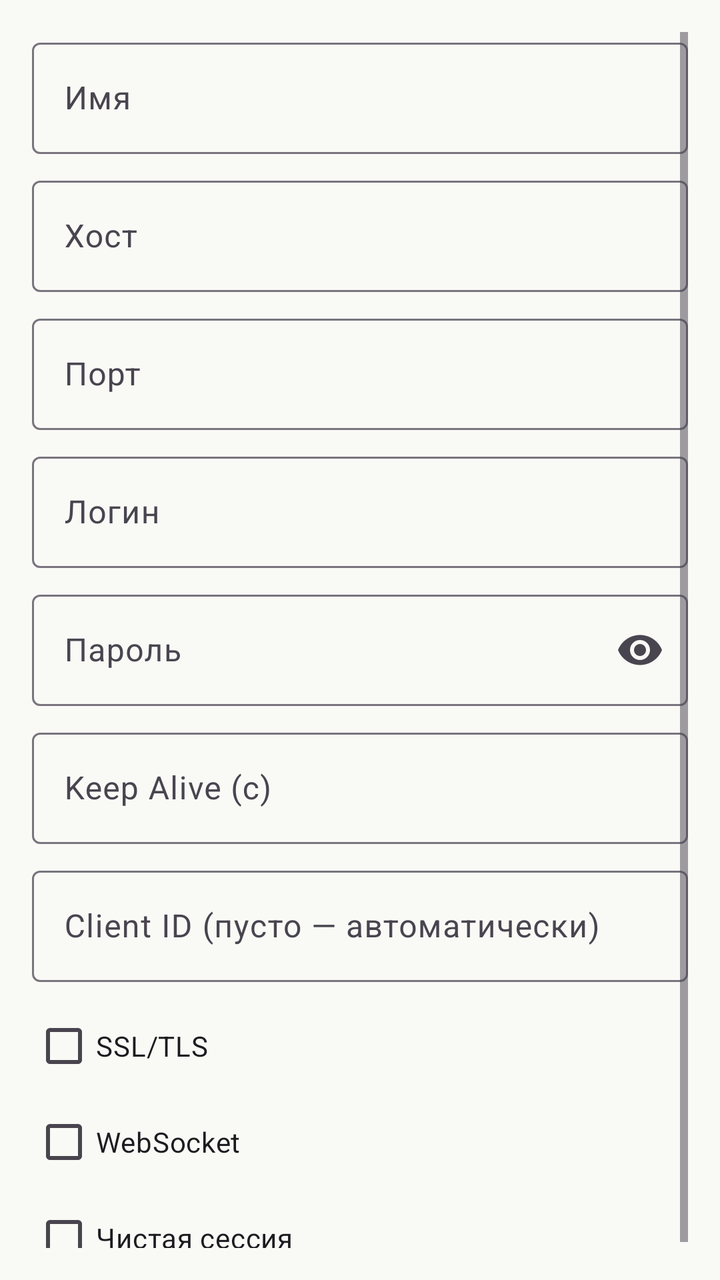
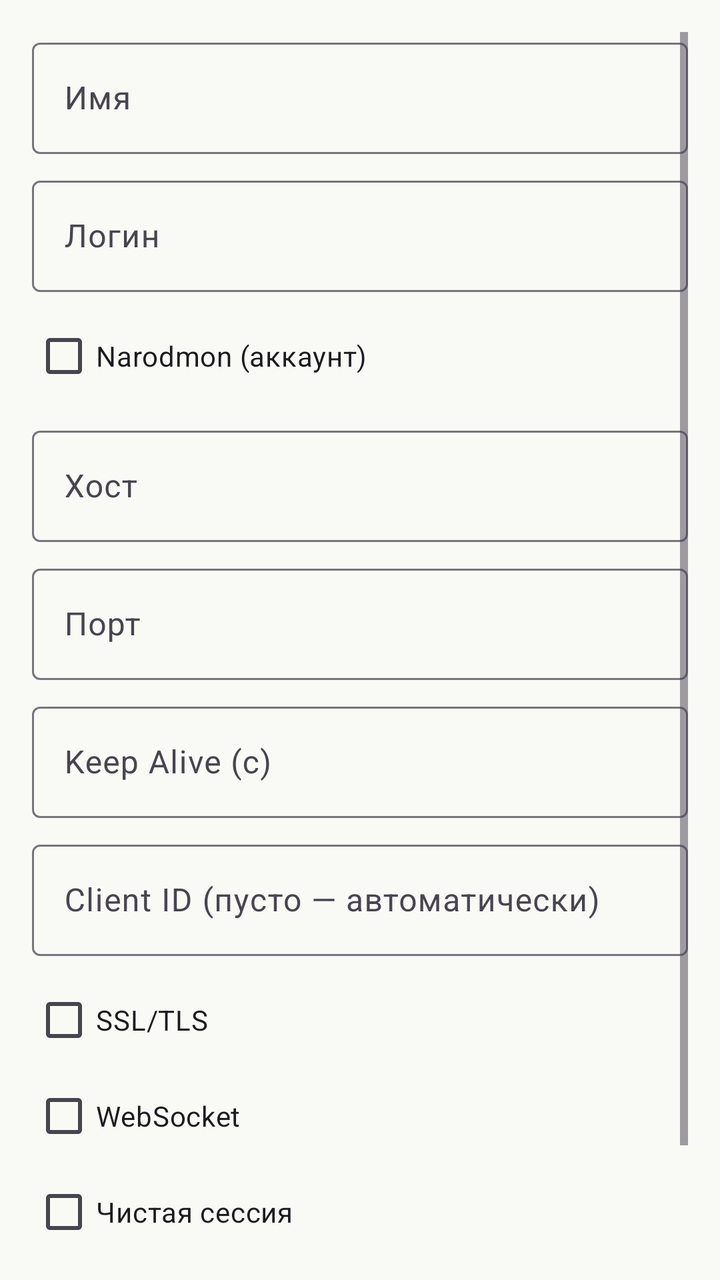

Before-and-after screenshots of an Android layout around one commit, followed by the original layout XML and the change that was made.
<!-- AndroidManifest.xml: application theme Theme.MQTTPanel -->
<!-- res/layout/dialog_connection.xml -->
<?xml version="1.0" encoding="utf-8"?>
<ScrollView xmlns:android="http://schemas.android.com/apk/res/android"
    xmlns:app="http://schemas.android.com/apk/res-auto"
    android:layout_width="match_parent"
    android:layout_height="wrap_content"
    android:padding="16dp">

    <LinearLayout
        android:layout_width="match_parent"
        android:layout_height="wrap_content"
        android:orientation="vertical">

        <com.google.android.material.textfield.TextInputLayout
            android:layout_width="match_parent"
            android:layout_height="wrap_content"
            android:hint="@string/connection_name">

            <com.google.android.material.textfield.TextInputEditText
                android:id="@+id/et_name"
                android:layout_width="match_parent"
                android:layout_height="wrap_content"
                android:inputType="text" />

        </com.google.android.material.textfield.TextInputLayout>

        <com.google.android.material.textfield.TextInputLayout
            android:layout_width="match_parent"
            android:layout_height="wrap_content"
            android:layout_marginTop="8dp"
            android:hint="@string/host">

            <com.google.android.material.textfield.TextInputEditText
                android:id="@+id/et_host"
                android:layout_width="match_parent"
                android:layout_height="wrap_content"
                android:inputType="text" />

        </com.google.android.material.textfield.TextInputLayout>

        <com.google.android.material.textfield.TextInputLayout
            android:layout_width="match_parent"
            android:layout_height="wrap_content"
            android:layout_marginTop="8dp"
            android:hint="@string/port">

            <com.google.android.material.textfield.TextInputEditText
                android:id="@+id/et_port"
                android:layout_width="match_parent"
                android:layout_height="wrap_content"
                android:inputType="number" />

        </com.google.android.material.textfield.TextInputLayout>

        <com.google.android.material.textfield.TextInputLayout
            android:layout_width="match_parent"
            android:layout_height="wrap_content"
            android:layout_marginTop="8dp"
            android:hint="@string/username">

            <com.google.android.material.textfield.TextInputEditText
                android:id="@+id/et_username"
                android:layout_width="match_parent"
                android:layout_height="wrap_content"
                android:inputType="text" />

        </com.google.android.material.textfield.TextInputLayout>

        <com.google.android.material.textfield.TextInputLayout
            android:layout_width="match_parent"
            android:layout_height="wrap_content"
            android:layout_marginTop="8dp"
            android:hint="@string/password"
            app:endIconMode="password_toggle">

            <com.google.android.material.textfield.TextInputEditText
                android:id="@+id/et_password"
                android:layout_width="match_parent"
                android:layout_height="wrap_content"
                android:inputType="textPassword" />

        </com.google.android.material.textfield.TextInputLayout>

        <com.google.android.material.textfield.TextInputLayout
            android:layout_width="match_parent"
            android:layout_height="wrap_content"
            android:layout_marginTop="8dp"
            android:hint="@string/keep_alive">

            <com.google.android.material.textfield.TextInputEditText
                android:id="@+id/et_keepalive"
                android:layout_width="match_parent"
                android:layout_height="wrap_content"
                android:inputType="number" />

        </com.google.android.material.textfield.TextInputLayout>

        <com.google.android.material.textfield.TextInputLayout
            android:layout_width="match_parent"
            android:layout_height="wrap_content"
            android:layout_marginTop="8dp"
            android:hint="@string/field_client_id">

            <com.google.android.material.textfield.TextInputEditText
                android:id="@+id/et_client_id"
                android:layout_width="match_parent"
                android:layout_height="wrap_content"
                android:inputType="text" />

        </com.google.android.material.textfield.TextInputLayout>

        <com.google.android.material.checkbox.MaterialCheckBox
            android:id="@+id/cb_ssl"
            android:layout_width="match_parent"
            android:layout_height="wrap_content"
            android:layout_marginTop="8dp"
            android:text="@string/ssl" />

        <com.google.android.material.checkbox.MaterialCheckBox
            android:id="@+id/cb_websocket"
            android:layout_width="match_parent"
            android:layout_height="wrap_content"
            android:text="@string/websocket" />

        <com.google.android.material.checkbox.MaterialCheckBox
            android:id="@+id/cb_clean"
            android:layout_width="match_parent"
            android:layout_height="wrap_content"
            android:text="@string/clean_session" />

    </LinearLayout>

</ScrollView>
<!-- resources referenced by this layout -->
<resources>
  <string name="clean_session">Чистая сессия</string>
  <string name="connection_name">Имя</string>
  <string name="field_client_id">Client ID (пусто — автоматически)</string>
  <string name="host">Хост</string>
  <string name="keep_alive">Keep Alive (с)</string>
  <string name="password">Пароль</string>
  <string name="port">Порт</string>
  <string name="ssl">SSL/TLS</string>
  <string name="username">Логин</string>
  <string name="websocket">WebSocket</string>
  <style name="Theme.MQTTPanel" parent="Theme.Material3.Light.NoActionBar">
          <item name="colorPrimary">@color/md_theme_primary</item>
          <item name="colorOnPrimary">@color/md_theme_onPrimary</item>
          <item name="colorPrimaryContainer">@color/md_theme_primaryContainer</item>
          <item name="colorSecondary">@color/md_theme_secondary</item>
          <item name="colorOnSecondary">@color/md_theme_onSecondary</item>
          <item name="colorSecondaryContainer">@color/md_theme_secondaryContainer</item>
          <item name="android:colorBackground">@color/md_theme_surface</item>
          <item name="colorSurface">@color/md_theme_surface</item>
          <item name="colorOnSurface">@color/md_theme_onSurface</item>
          <item name="colorError">@color/md_theme_error</item>
          <item name="android:statusBarColor">?attr/colorPrimaryContainer</item>
      </style>
  <color name="md_theme_primary">#386A36</color>
  <color name="md_theme_onPrimary">#FFFFFF</color>
  <color name="md_theme_primaryContainer">#B9F3B2</color>
  <color name="md_theme_secondary">#54634F</color>
  <color name="md_theme_onSecondary">#FFFFFF</color>
  <color name="md_theme_secondaryContainer">#D7E8CF</color>
  <color name="md_theme_surface">#F9FAF6</color>
  <color name="md_theme_onSurface">#191C1A</color>
  <color name="md_theme_error">#BA1A1A</color>
</resources>

<!-- the commit's change to res/layout/dialog_connection.xml (unified diff, before → after) -->
@@ -27,34 +27,6 @@
             android:layout_width="match_parent"
             android:layout_height="wrap_content"
             android:layout_marginTop="8dp"
-            android:hint="@string/host">
-
-            <com.google.android.material.textfield.TextInputEditText
-                android:id="@+id/et_host"
-                android:layout_width="match_parent"
-                android:layout_height="wrap_content"
-                android:inputType="text" />
-
-        </com.google.android.material.textfield.TextInputLayout>
-
-        <com.google.android.material.textfield.TextInputLayout
-            android:layout_width="match_parent"
-            android:layout_height="wrap_content"
-            android:layout_marginTop="8dp"
-            android:hint="@string/port">
-
-            <com.google.android.material.textfield.TextInputEditText
-                android:id="@+id/et_port"
-                android:layout_width="match_parent"
-                android:layout_height="wrap_content"
-                android:inputType="number" />
-
-        </com.google.android.material.textfield.TextInputLayout>
-
-        <com.google.android.material.textfield.TextInputLayout
-            android:layout_width="match_parent"
-            android:layout_height="wrap_content"
-            android:layout_marginTop="8dp"
             android:hint="@string/username">
 
             <com.google.android.material.textfield.TextInputEditText
@@ -64,6 +36,98 @@
                 android:inputType="text" />
 
         </com.google.android.material.textfield.TextInputLayout>
+
+        
+        <com.google.android.material.checkbox.MaterialCheckBox
+            android:id="@+id/cb_narodmon"
+            android:layout_width="match_parent"
+            android:layout_height="wrap_content"
+            android:layout_marginTop="8dp"
+            android:text="@string/narodmon_account" />
+
+        
+        <LinearLayout
+            android:id="@+id/layout_mqtt"
+            android:layout_width="match_parent"
+            android:layout_height="wrap_content"
+            android:orientation="vertical">
+
+            <com.google.android.material.textfield.TextInputLayout
+                android:layout_width="match_parent"
+                android:layout_height="wrap_content"
+                android:layout_marginTop="8dp"
+                android:hint="@string/host">
+
+                <com.google.android.material.textfield.TextInputEditText
+                    android:id="@+id/et_host"
+                    android:layout_width="match_parent"
+                    android:layout_height="wrap_content"
+                    android:inputType="text" />
+
+            </com.google.android.material.textfield.TextInputLayout>
+
+            <com.google.android.material.textfield.TextInputLayout
+                android:layout_width="match_parent"
+                android:layout_height="wrap_content"
+                android:layout_marginTop="8dp"
+                android:hint="@string/port">
+
+                <com.google.android.material.textfield.TextInputEditText
+                    android:id="@+id/et_port"
+                    android:layout_width="match_parent"
+                    android:layout_height="wrap_content"
+                    android:inputType="number" />
+
+            </com.google.android.material.textfield.TextInputLayout>
+
+            <com.google.android.material.textfield.TextInputLayout
+                android:layout_width="match_parent"
+                android:layout_height="wrap_content"
+                android:layout_marginTop="8dp"
+                android:hint="@string/keep_alive">
+
+                <com.google.android.material.textfield.TextInputEditText
+                    android:id="@+id/et_keepalive"
+                    android:layout_width="match_parent"
+                    android:layout_height="wrap_content"
+                    android:inputType="number" />
+
+            </com.google.android.material.textfield.TextInputLayout>
+
+            <com.google.android.material.textfield.TextInputLayout
+                android:layout_width="match_parent"
+                android:layout_height="wrap_content"
+                android:layout_marginTop="8dp"
+                android:hint="@string/field_client_id">
+
+                <com.google.android.material.textfield.TextInputEditText
+                    android:id="@+id/et_client_id"
+                    android:layout_width="match_parent"
+                    android:layout_height="wrap_content"
+                    android:inputType="text" />
+
+            </com.google.android.material.textfield.TextInputLayout>
+
+            <com.google.android.material.checkbox.MaterialCheckBox
+                android:id="@+id/cb_ssl"
+                android:layout_width="match_parent"
+                android:layout_height="wrap_content"
+                android:layout_marginTop="8dp"
+                android:text="@string/ssl" />
+
+            <com.google.android.material.checkbox.MaterialCheckBox
+                android:id="@+id/cb_websocket"
+                android:layout_width="match_parent"
+                android:layout_height="wrap_content"
+                android:text="@string/websocket" />
+
+            <com.google.android.material.checkbox.MaterialCheckBox
+                android:id="@+id/cb_clean"
+                android:layout_width="match_parent"
+                android:layout_height="wrap_content"
+                android:text="@string/clean_session" />
+
+        </LinearLayout>
 
         <com.google.android.material.textfield.TextInputLayout
             android:layout_width="match_parent"
@@ -80,53 +144,6 @@
 
         </com.google.android.material.textfield.TextInputLayout>
 
-        <com.google.android.material.textfield.TextInputLayout
-            android:layout_width="match_parent"
-            android:layout_height="wrap_content"
-            android:layout_marginTop="8dp"
-            android:hint="@string/keep_alive">
-
-            <com.google.android.material.textfield.TextInputEditText
-                android:id="@+id/et_keepalive"
-                android:layout_width="match_parent"
-                android:layout_height="wrap_content"
-                android:inputType="number" />
-
-        </com.google.android.material.textfield.TextInputLayout>
-
-        <com.google.android.material.textfield.TextInputLayout
-            android:layout_width="match_parent"
-            android:layout_height="wrap_content"
-            android:layout_marginTop="8dp"
-            android:hint="@string/field_client_id">
-
-            <com.google.android.material.textfield.TextInputEditText
-                android:id="@+id/et_client_id"
-                android:layout_width="match_parent"
-                android:layout_height="wrap_content"
-                android:inputType="text" />
-
-        </com.google.android.material.textfield.TextInputLayout>
-
-        <com.google.android.material.checkbox.MaterialCheckBox
-            android:id="@+id/cb_ssl"
-            android:layout_width="match_parent"
-            android:layout_height="wrap_content"
-            android:layout_marginTop="8dp"
-            android:text="@string/ssl" />
-
-        <com.google.android.material.checkbox.MaterialCheckBox
-            android:id="@+id/cb_websocket"
-            android:layout_width="match_parent"
-            android:layout_height="wrap_content"
-            android:text="@string/websocket" />
-
-        <com.google.android.material.checkbox.MaterialCheckBox
-            android:id="@+id/cb_clean"
-            android:layout_width="match_parent"
-            android:layout_height="wrap_content"
-            android:text="@string/clean_session" />
-
     </LinearLayout>
 
 </ScrollView>
<!-- resource entries referenced after the edit -->
@@ -5,6 +5,7 @@
   <string name="field_client_id">Client ID (пусто — автоматически)</string>
   <string name="host">Хост</string>
   <string name="keep_alive">Keep Alive (с)</string>
+  <string name="narodmon_account">Narodmon (аккаунт)</string>
   <string name="password">Пароль</string>
   <string name="port">Порт</string>
   <string name="ssl">SSL/TLS</string>
